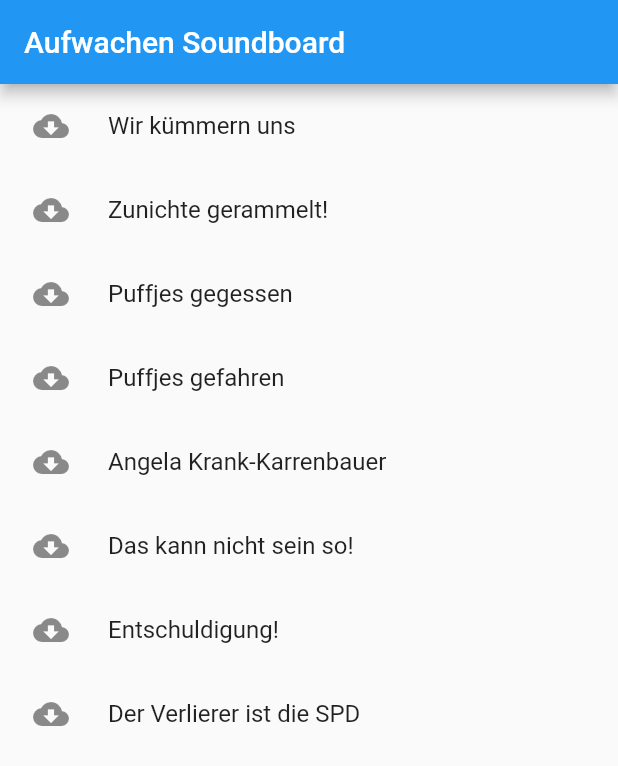
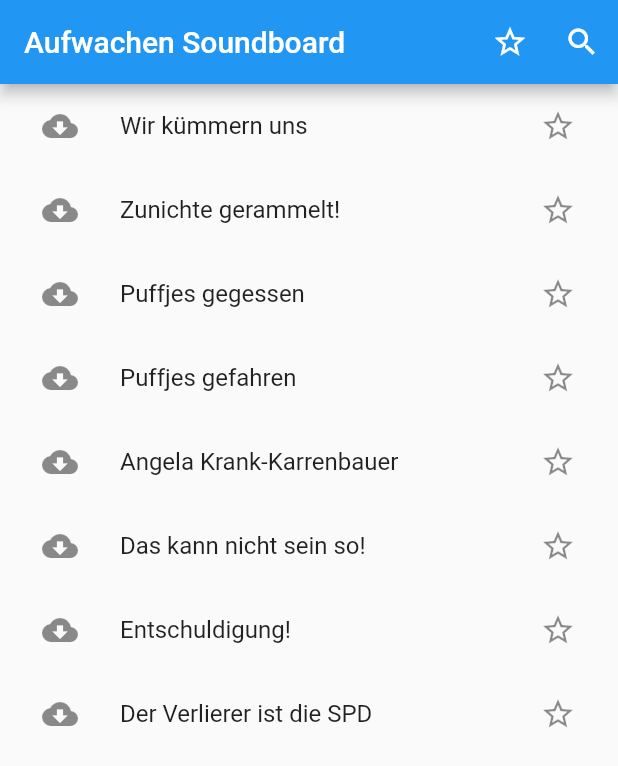
Before and after one commit to jonasholtkamp/aufwachen-soundboard, a Flutter app: the screen it shows after launch, on a phone screen of 412 x 824 dp. Shown: the top 766 px of the screen. Run offline on Flutter 3.47's test engine with Material 2 defaults, Android fonts, the light colour scheme and no system bars; our stand-ins replace audioplayers, shared_preferences.

Commit message:
Add starring feature; only play on play icon tap

```diff
--- a/lib/pages/home.dart
+++ b/lib/pages/home.dart
@@ -1,15 +1,10 @@
-import 'dart:io';
-
-import 'package:http/http.dart';
-import 'package:path_provider/path_provider.dart';
+import 'package:aufwachen_soundboard/file_handler.dart';
+import 'package:aufwachen_soundboard/preferences.dart';
 import 'package:flutter/material.dart';
 
 import 'package:audioplayers/audioplayers.dart';
 
 import 'package:aufwachen_soundboard/sound.dart';
-
-const GITHUB_URL_PREFIX =
-    'https://raw.githubusercontent.com/jonasholtkamp/aufwachen-soundboard/master/assets/audio/';
 
 final sounds = [
   Sound('Wir kümmern uns', 'wirkuemmernuns.m4a'),
@@ -35,20 +30,22 @@
 
 class _MyHomePageState extends State<MyHomePage> {
   AudioPlayer _audioPlayer;
+  Preferences _preferences = Preferences();
 
   Sound _activeSound;
   PlayerState _playerState = PlayerState.stopped;
   Duration _duration;
   Duration _position;
 
-  get _isPlaying => _playerState == PlayerState.playing;
-  get _isPaused => _playerState == PlayerState.paused;
+  bool _filteringStarred = false;
+  get soundsToDisplay =>
+      sounds.where((s) => !_filteringStarred || s.starred).toList();
 
   @override
   void initState() {
     super.initState();
     _initAudioPlayer();
-    _initSoundState();
+    _initSounds();
   }
 
   @override
@@ -57,119 +54,116 @@
     _audioPlayer.stop();
   }
 
+  _isActive(Sound sound) => sound == _activeSound;
+
+  bool _isPlaying(Sound sound) =>
+      _playerState == PlayerState.playing && _isActive(sound);
+
+  void downloadFinishedHandler(Sound sound) {
+    setState(() {
+      sound.cached = true;
+    });
+  }
+
+  void deletionHandler(Sound sound) {
+    setState(() {
+      sound.cached = false;
+      _handleStop();
+    });
+  }
+
   _getLeadingIcon(Sound sound) {
     if (!sound.cached) {
-      return Padding(
-        padding: EdgeInsets.all(6.0),
-        child: Icon(Icons.cloud_download),
-      );
-    }
-
-    if (_activeSound != sound) {
-      return Padding(
-        padding: EdgeInsets.all(6.0),
-        child: Icon(Icons.play_arrow),
+      return IconButton(
+        icon: Icon(Icons.cloud_download),
+        onPressed: () => downloadFile(sound, downloadFinishedHandler),
       );
     }
 
     return FittedBox(
       child: Stack(alignment: Alignment.center, children: <Widget>[
-        Container(
-          // padding: EdgeInsets.all(6.0),
-          child: IconButton(
-            icon: _isPlaying ? Icon(Icons.pause) : Icon(Icons.play_arrow),
-            onPressed: () => _play(sound),
-          ),
-        ),
-        _isPlaying || _isPaused
+        IconButton(
+            icon:
+                _isPlaying(sound) ? Icon(Icons.pause) : Icon(Icons.play_arrow),
+            onPressed: () => _play(sound)),
+        _isActive(sound)
             ? new CircularProgressIndicator(
                 value: _position != null && _position.inMilliseconds > 0
                     ? _position.inMilliseconds / _duration.inMilliseconds
                     : 0.0,
                 valueColor: new AlwaysStoppedAnimation(Colors.cyan),
               )
-            : Container()
+            : Container(),
       ]),
     );
   }
 
-  Future<File> _getLocalFile(Sound sound) async {
-    final dir = await getApplicationDocumentsDirectory();
-    return File('${dir.path}/${sound.filename}');
+  _getTrailingIcon(Sound sound) {
+    return IconButton(
+      icon: sound.starred ? Icon(Icons.star, color: Theme.of(context).toggleableActiveColor) : Icon(Icons.star_border),
+      onPressed: () {
+        _preferences.save(sound.filename, "starred");
+        setState(() {
+          sound.starred = !sound.starred;
+        });
+      },
+    );
   }
 
-  Future _downloadFile(Sound sound) async {
-    final file = await _getLocalFile(sound);
-    final bytes = await readBytes('$GITHUB_URL_PREFIX${sound.filename}');
+  _getFilterStarredIcon() => _filteringStarred
+      ? Icon(Icons.star, color: Theme.of(context).toggleableActiveColor)
+      : Icon(Icons.star_border);
 
-    await file.writeAsBytes(bytes);
-    if (await file.exists()) {
-      setState(() {
-        sound.cached = true;
-      });
-    }
+  _play(Sound sound) async {
+    if (!_isActive(sound)) {
+      _activeSound = sound;
+      final file = await getLocalFile(sound);
+      final result =
+          await _audioPlayer.play(file.path, isLocal: true);
+      if (result == 1) setState(() => _playerState = PlayerState.playing);
+      return;
     }
 
-  _delete(Sound sound) async {
-    final file = await _getLocalFile(sound);
-    await file.delete();
-
-    if (!await file.exists()) {
-      setState(() {
-        sound.cached = false;
-      });
-    }
+    if (_isPlaying(sound)) {
+      final result = await _audioPlayer.pause();
+      if (result == 1) setState(() => _playerState = PlayerState.paused);
+      return;
     }
 
-  _play(Sound sound) async {
-    if (_activeSound == sound) {
-      if (_isPlaying) {
-        final result = await _audioPlayer.pause();
-        if (result == 1) setState(() => _playerState = PlayerState.paused);
-      } else {
     final result = await _audioPlayer.resume();
     if (result == 1) setState(() => _playerState = PlayerState.playing);
-      }
-    } else {
-      _activeSound = sound;
-      final result = await _audioPlayer.play((await _getLocalFile(sound)).path,
-          isLocal: true);
-      if (result == 1) setState(() => _playerState = PlayerState.playing);
-    }
   }
 
   _initAudioPlayer() {
     _audioPlayer = new AudioPlayer();
+    _audioPlayer.durationHandler = (d) => setState(() => _duration = d);
+    _audioPlayer.positionHandler = (p) => setState(() => _position = p);
+    _audioPlayer.completionHandler = () => setState(() => _handleStop());
+  }
 
-    _audioPlayer.durationHandler = (d) => setState(() {
-          _duration = d;
+  _initSounds() async {
+    sounds.forEach((sound) async {
+      final file = await getLocalFile(sound);
+      final cached = await file.exists();
+      final starred = await _preferences.get(sound.filename) == "starred";
+      setState(() {
+        sound.cached = cached;
+        sound.starred = starred;
+      });
     });
 
-    _audioPlayer.positionHandler = (p) => setState(() {
-          _position = p;
-        });
+    _filteringStarred = await _preferences.get("_filteringStarred") == "true";
+  }
 
-    _audioPlayer.completionHandler = () {
-      setState(() {
+  _handleStop() {
     _activeSound = null;
     _playerState = PlayerState.stopped;
     _position = _duration;
-      });
-    };
   }
 
-  Future<bool> _isSoundCached(Sound sound) async {
-    final file = await _getLocalFile(sound);
-    return await file.exists();
-  }
-
-  _initSoundState() {
-    sounds.forEach((sound) async {
-      final cached = await _isSoundCached(sound);
-      setState(() {
-        sound.cached = cached;
-      });
-    });
+  _filterStarred() async {
+    setState(() => _filteringStarred = !_filteringStarred);
+    _preferences.save("_filteringStarred", _filteringStarred.toString());
   }
 
   @override
@@ -177,22 +171,32 @@
     return Scaffold(
       appBar: AppBar(
         title: Text(widget.title),
+        actions: <Widget>[
+          IconButton(
+            icon: _getFilterStarredIcon(),
+            onPressed: () => _filterStarred(),
+          ),
+          IconButton(
+            icon: Icon(Icons.search),
+            onPressed: () => {},
+          ),
+        ],
       ),
       body: ListView.builder(
-        itemCount: sounds.length,
+        itemCount: soundsToDisplay.length,
         itemBuilder: (buildContext, index) {
-          var sound = sounds[index];
+          final sound = soundsToDisplay[index];
+
+          if (_filteringStarred && !sound.starred) {
+            return ListTile();
+          }
+
           return ListTile(
             leading: _getLeadingIcon(sound),
             title: Text(sound.title),
-            onTap: () {
-              if (sound.cached) {
-                _play(sound);
-              } else {
-                _downloadFile(sound);
-              }
-            },
-            onLongPress: () => _delete(sound),
+            onLongPress: () =>
+                sound.cached ? delete(sound, deletionHandler) : null,
+            trailing: _getTrailingIcon(sound),
           );
         },
       ),
--- a/lib/sound.dart
+++ b/lib/sound.dart
@@ -2,6 +2,7 @@
   final String title;
   final String filename;
   bool cached = false;
+  bool starred = false;
 
   Sound(this.title, this.filename);
 
--- a/pubspec.yaml
+++ b/pubspec.yaml
@@ -22,6 +22,7 @@
 
   http: ^0.11.3+17
   audioplayers: ^0.7.8
+  shared_preferences: ^0.4.3
 
 dev_dependencies:
   flutter_test:
```
Also changed, not shown: lib/file_handler.dart (added, +32 -0 lines), lib/preferences.dart (added, +10 -0 lines). Lines whose indentation alone changed are shown as unchanged.
